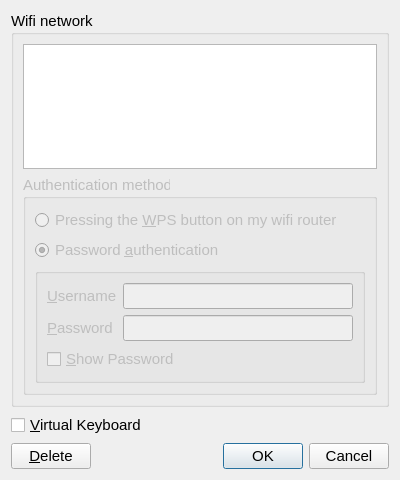
The window that recovery/wifisettingsdialog.ui (procount/pinn) describes before a commit, drawn with Qt 5.
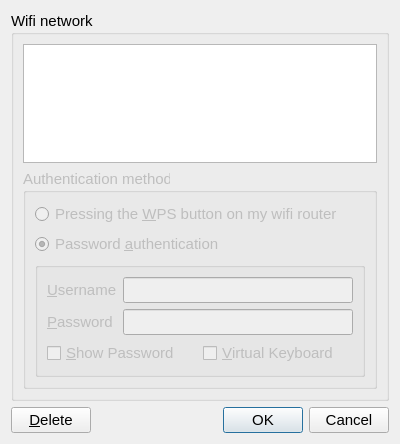
The same window after the commit.

Commit message: Resized wifi dialog box

```diff
--- a/recovery/wifisettingsdialog.ui
+++ b/recovery/wifisettingsdialog.ui
@@ -10,7 +10,7 @@
     <x>0</x>
     <y>0</y>
     <width>400</width>
-    <height>480</height>
+    <height>444</height>
    </rect>
   </property>
   <property name="font">
@@ -125,11 +125,22 @@
              </widget>
             </item>
             <item row="2" column="0" colspan="2">
-             <widget class="QCheckBox" name="checkBox">
-              <property name="text">
-               <string>&amp;Show Password</string>
-              </property>
-             </widget>
+             <layout class="QHBoxLayout" name="horizontalLayout_2">
+              <item>
+               <widget class="QCheckBox" name="checkBox">
+                <property name="text">
+                 <string>&amp;Show Password</string>
+                </property>
+               </widget>
+              </item>
+              <item>
+               <widget class="QCheckBox" name="vkeyboard">
+                <property name="text">
+                 <string>&amp;Virtual Keyboard</string>
+                </property>
+               </widget>
+              </item>
+             </layout>
             </item>
            </layout>
           </widget>
@@ -140,13 +151,6 @@
      </layout>
     </widget>
    </item>
-   <item>
-    <widget class="QCheckBox" name="vkeyboard">
-     <property name="text">
-      <string>&amp;Virtual Keyboard</string>
-     </property>
-    </widget>
-   </item>
    <item>
     <layout class="QHBoxLayout" name="horizontalLayout_2">
      <property name="topMargin">
```
